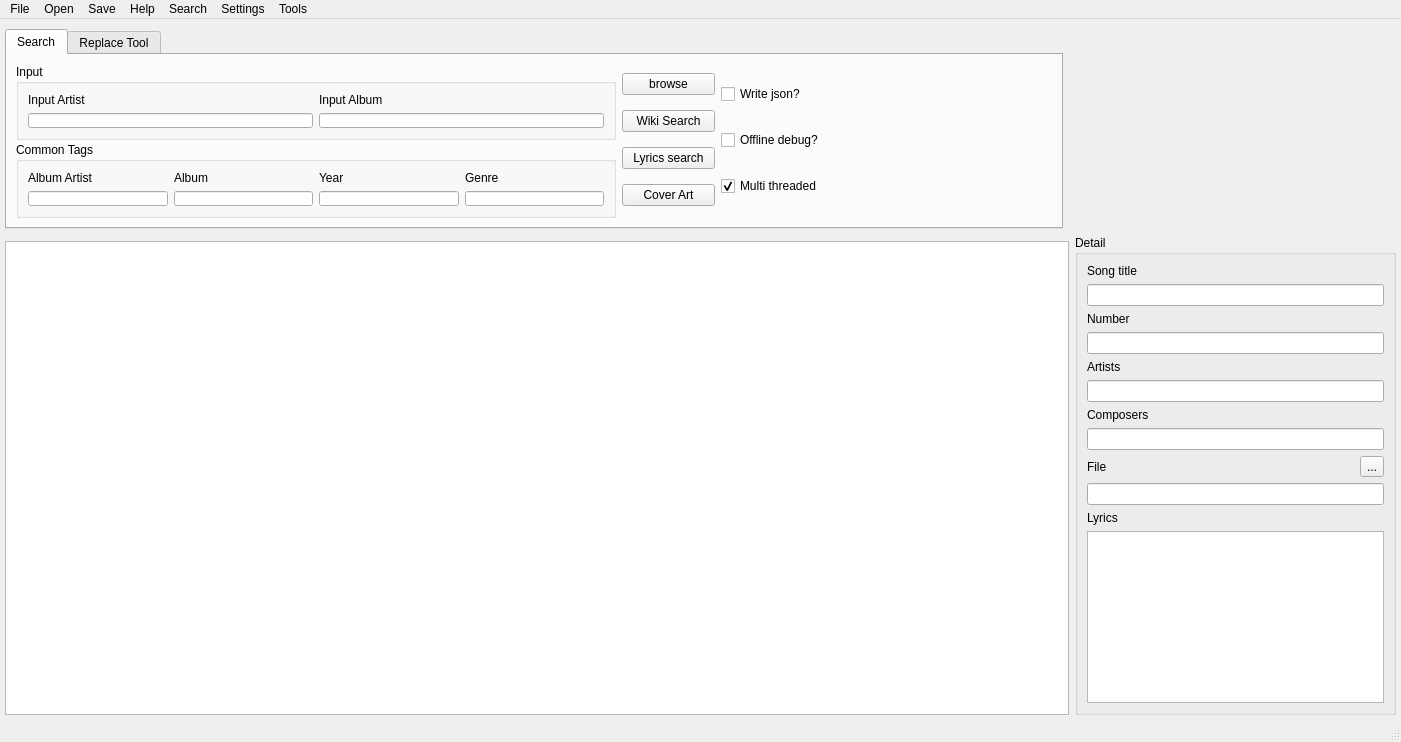
Before: the Qt Designer form wiki_music/ui/MainWindow.ui in marian-code/wikipedia-music-tags, drawn with Qt 5.
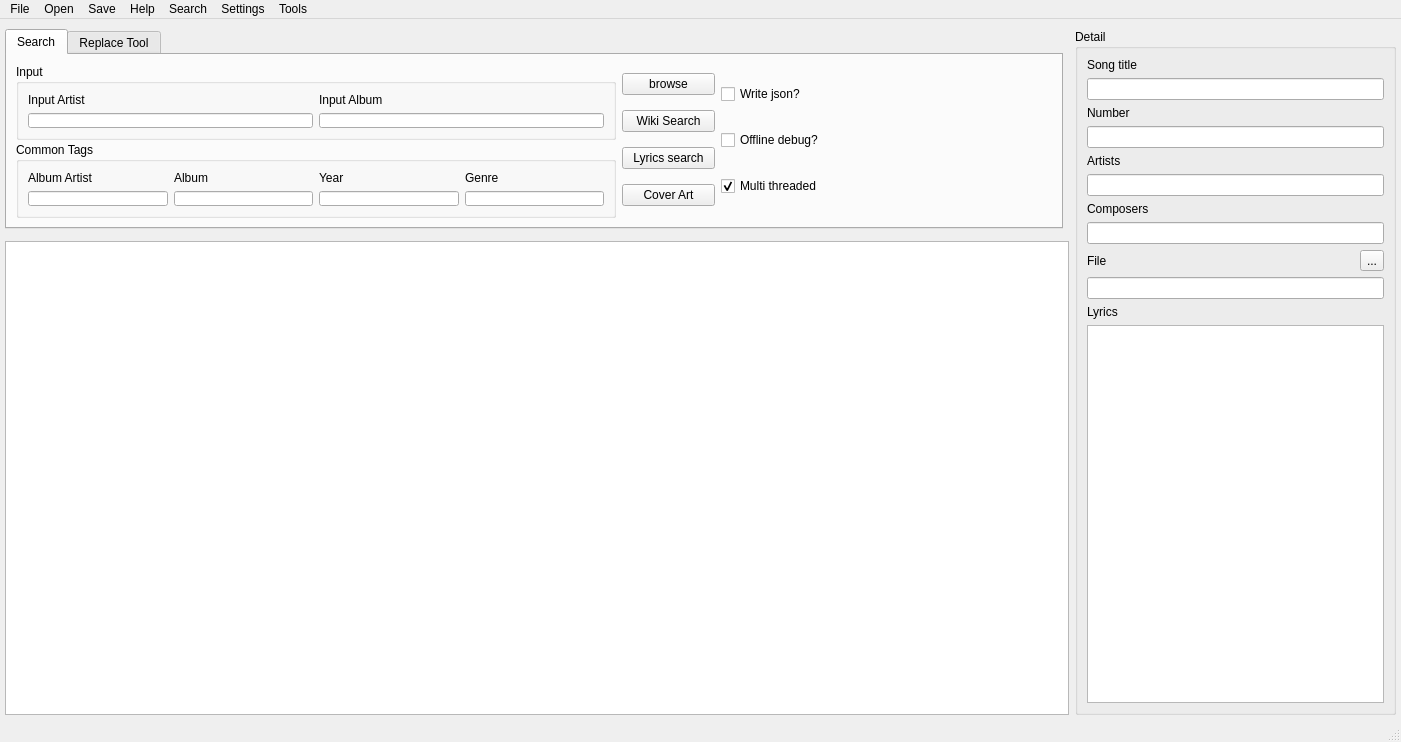
After: the same form once the commit is applied. Custom widgets are drawn as their Qt base class.

Patch:
```diff
--- a/wiki_music/ui/MainWindow.ui
+++ b/wiki_music/ui/MainWindow.ui
@@ -85,106 +85,6 @@
       </attribute>
      </widget>
     </item>
-    <item row="1" column="2" rowspan="2">
-     <widget class="QGroupBox" name="detail_frame">
-      <property name="minimumSize">
-       <size>
-        <width>321</width>
-        <height>0</height>
-       </size>
-      </property>
-      <property name="maximumSize">
-       <size>
-        <width>321</width>
-        <height>16777215</height>
-       </size>
-      </property>
-      <property name="title">
-       <string>Detail</string>
-      </property>
-      <layout class="QGridLayout" name="gridLayout_3">
-       <item row="3" column="0">
-        <widget class="QLineEdit" name="number_detail"/>
-       </item>
-       <item row="5" column="0">
-        <widget class="QLineEdit" name="artist_detail"/>
-       </item>
-       <item row="1" column="0">
-        <widget class="QLineEdit" name="title_detail"/>
-       </item>
-       <item row="4" column="0">
-        <widget class="QLabel" name="label_9">
-         <property name="text">
-          <string>Artists</string>
-         </property>
-        </widget>
-       </item>
-       <item row="2" column="0">
-        <widget class="QLabel" name="label_8">
-         <property name="text">
-          <string>Number</string>
-         </property>
-        </widget>
-       </item>
-       <item row="0" column="0">
-        <widget class="QLabel" name="label_7">
-         <property name="text">
-          <string>Song title</string>
-         </property>
-        </widget>
-       </item>
-       <item row="8" column="0">
-        <layout class="QHBoxLayout" name="horizontalLayout">
-         <item>
-          <widget class="QLabel" name="label_11">
-           <property name="text">
-            <string>File</string>
-           </property>
-          </widget>
-         </item>
-         <item>
-          <widget class="QToolButton" name="toolButton">
-           <property name="text">
-            <string>...</string>
-           </property>
-          </widget>
-         </item>
-        </layout>
-       </item>
-       <item row="6" column="0">
-        <widget class="QLabel" name="label_10">
-         <property name="text">
-          <string>Composers</string>
-         </property>
-        </widget>
-       </item>
-       <item row="9" column="0">
-        <widget class="QLineEdit" name="file_detail"/>
-       </item>
-       <item row="7" column="0">
-        <widget class="QLineEdit" name="composer_detail">
-         <property name="dragEnabled">
-          <bool>true</bool>
-         </property>
-        </widget>
-       </item>
-       <item row="11" column="0">
-        <widget class="QTextEdit" name="lyrics_detail">
-         <property name="acceptDrops">
-          <bool>true</bool>
-         </property>
-        </widget>
-       </item>
-       <item row="10" column="0">
-        <widget class="QLabel" name="label_12">
-         <property name="text">
-          <string>Lyrics</string>
-         </property>
-        </widget>
-       </item>
-      </layout>
-     </widget>
-    </item>
     <item row="0" column="0">
      <widget class="QTabWidget" name="tool_tab">
       <property name="maximumSize">
@@ -589,6 +489,106 @@
       </widget>
      </widget>
     </item>
+    <item row="0" column="2" rowspan="3">
+     <widget class="QGroupBox" name="detail_frame">
+      <property name="minimumSize">
+       <size>
+        <width>321</width>
+        <height>0</height>
+       </size>
+      </property>
+      <property name="maximumSize">
+       <size>
+        <width>321</width>
+        <height>16777215</height>
+       </size>
+      </property>
+      <property name="title">
+       <string>Detail</string>
+      </property>
+      <layout class="QGridLayout" name="gridLayout_3">
+       <item row="3" column="0">
+        <widget class="QLineEdit" name="number_detail"/>
+       </item>
+       <item row="5" column="0">
+        <widget class="QLineEdit" name="artist_detail"/>
+       </item>
+       <item row="1" column="0">
+        <widget class="QLineEdit" name="title_detail"/>
+       </item>
+       <item row="4" column="0">
+        <widget class="QLabel" name="label_9">
+         <property name="text">
+          <string>Artists</string>
+         </property>
+        </widget>
+       </item>
+       <item row="2" column="0">
+        <widget class="QLabel" name="label_8">
+         <property name="text">
+          <string>Number</string>
+         </property>
+        </widget>
+       </item>
+       <item row="0" column="0">
+        <widget class="QLabel" name="label_7">
+         <property name="text">
+          <string>Song title</string>
+         </property>
+        </widget>
+       </item>
+       <item row="8" column="0">
+        <layout class="QHBoxLayout" name="horizontalLayout">
+         <item>
+          <widget class="QLabel" name="label_11">
+           <property name="text">
+            <string>File</string>
+           </property>
+          </widget>
+         </item>
+         <item>
+          <widget class="QToolButton" name="toolButton">
+           <property name="text">
+            <string>...</string>
+           </property>
+          </widget>
+         </item>
+        </layout>
+       </item>
+       <item row="6" column="0">
+        <widget class="QLabel" name="label_10">
+         <property name="text">
+          <string>Composers</string>
+         </property>
+        </widget>
+       </item>
+       <item row="9" column="0">
+        <widget class="QLineEdit" name="file_detail"/>
+       </item>
+       <item row="7" column="0">
+        <widget class="QLineEdit" name="composer_detail">
+         <property name="dragEnabled">
+          <bool>true</bool>
+         </property>
+        </widget>
+       </item>
+       <item row="11" column="0">
+        <widget class="QTextEdit" name="lyrics_detail">
+         <property name="acceptDrops">
+          <bool>true</bool>
+         </property>
+        </widget>
+       </item>
+       <item row="10" column="0">
+        <widget class="QLabel" name="label_12">
+         <property name="text">
+          <string>Lyrics</string>
+         </property>
+        </widget>
+       </item>
+      </layout>
+     </widget>
+    </item>
    </layout>
   </widget>
   <widget class="QMenuBar" name="menubar">
```
